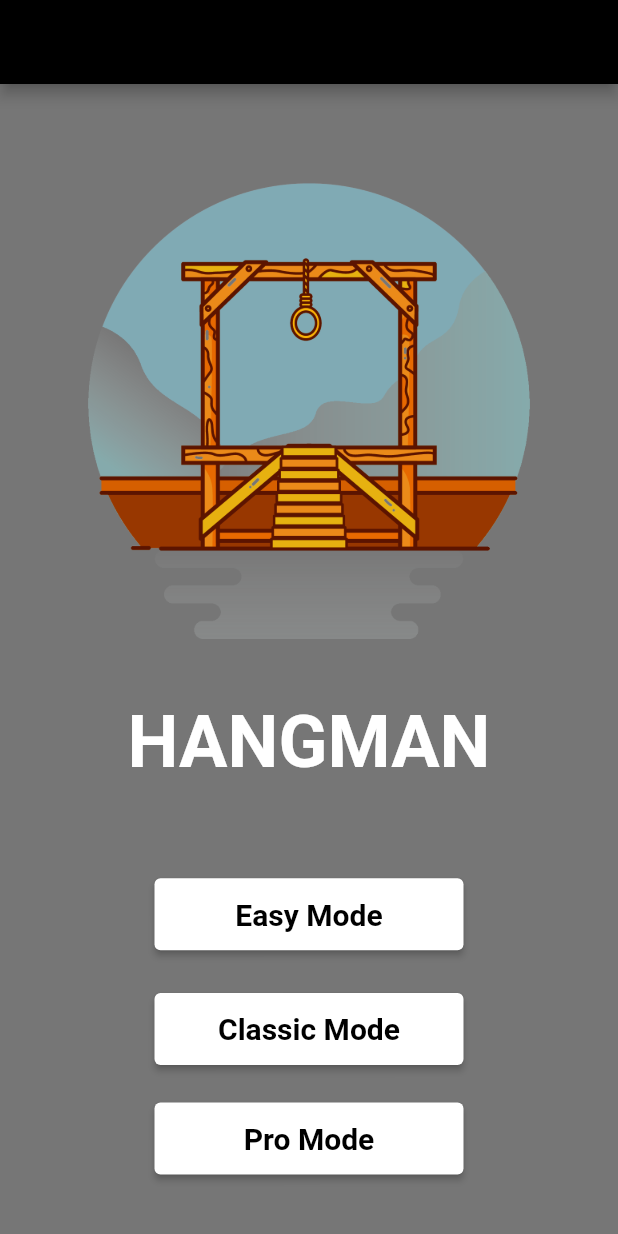
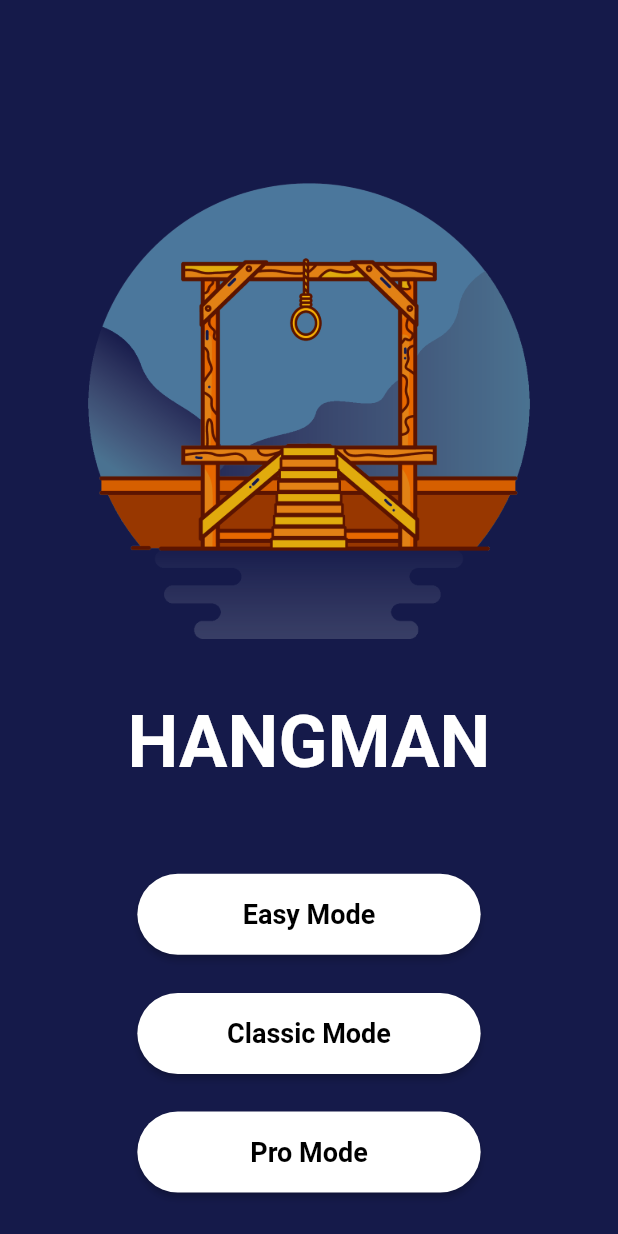
Before and after one commit to Exalter104/Hangman-Game--For-FYP, a Flutter app: the screen it shows after launch, after a tap on "PLAY", on a phone screen of 412 x 824 dp. Run offline on Flutter 3.47's test engine with Material 2 defaults, Android fonts, the light colour scheme and no system bars; drawn by our look-alikes of animated_text_kit, avatar_glow; our stand-ins replace dropdown_button2, page_transition, sqflite; accounts and stored records are empty; Roboto replaces fonts that are missing (Abel, Horizon).

Commit message:
Hangman Feat:Timer + ui is updated

```diff
--- a/hangman_app_fyp/lib/game_screen/Categories screens/food_category.dart
+++ b/hangman_app_fyp/lib/game_screen/Categories screens/food_category.dart
@@ -420,8 +420,8 @@ class _FoodCategoryState extends State<FoodCategory> {
                       )),
                 ),
               ]),
-              Row(
-                children: const [],
+              const Row(
+                children: [],
               ),
               Container(
                 decoration: BoxDecoration(
--- a/hangman_app_fyp/lib/game_screen/Categories screens/fruits_categories.dart
+++ b/hangman_app_fyp/lib/game_screen/Categories screens/fruits_categories.dart
@@ -421,8 +421,8 @@ class _FruitsCategoryState extends State<FruitsCategory> {
                       )),
                 ),
               ]),
-              Row(
-                children: const [],
+              const Row(
+                children: [],
               ),
               Container(
                 decoration: BoxDecoration(
--- a/hangman_app_fyp/lib/game_screen/Categories screens/language_category.dart
+++ b/hangman_app_fyp/lib/game_screen/Categories screens/language_category.dart
@@ -422,8 +422,8 @@ class _LanguageCategoryState extends State<LanguageCategory> {
                       )),
                 ),
               ]),
-              Row(
-                children: const [],
+              const Row(
+                children: [],
               ),
               Container(
                 decoration: BoxDecoration(
--- a/hangman_app_fyp/lib/game_screen/Categories screens/sports_category.dart
+++ b/hangman_app_fyp/lib/game_screen/Categories screens/sports_category.dart
@@ -421,8 +421,8 @@ class _SportCategoryState extends State<SportCategory> {
                       )),
                 ),
               ]),
-              Row(
-                children: const [],
+              const Row(
+                children: [],
               ),
               Container(
                 decoration: BoxDecoration(
--- a/hangman_app_fyp/lib/initials Screens/gamestartpage.dart
+++ b/hangman_app_fyp/lib/initials Screens/gamestartpage.dart
@@ -1,5 +1,5 @@
 import 'package:flutter/material.dart';
-import 'package:google_fonts/google_fonts.dart';
+// import 'package:google_fonts/google_fonts.dart';
 import 'package:avatar_glow/avatar_glow.dart';
 import 'package:hangman_app_fyp/initials%20Screens/modes.dart';
 import 'package:page_transition/page_transition.dart';
@@ -16,10 +16,11 @@ class _GameStartPageState extends State<GameStartPage> {
   Widget build(BuildContext context) {
     return Scaffold(
       appBar: AppBar(
+        elevation: 0,
         automaticallyImplyLeading: false,
-        backgroundColor: Colors.black,
+        backgroundColor: const Color.fromARGB(255, 21, 26, 74),
       ),
-      backgroundColor: const Color.fromARGB(255, 118, 118, 118),
+      backgroundColor: const Color.fromARGB(255, 21, 26, 74),
       body: SafeArea(
         child: Column(
           children: [
@@ -32,9 +33,9 @@ class _GameStartPageState extends State<GameStartPage> {
             const SizedBox(
               height: 10,
             ),
-            Text(
+            const Text(
               "HANGMAN",
-              style: GoogleFonts.abel(
+              style: TextStyle(
                   color: Colors.white,
                   fontSize: 48,
                   fontWeight: FontWeight.bold),
--- a/hangman_app_fyp/lib/initials Screens/modes.dart
+++ b/hangman_app_fyp/lib/initials Screens/modes.dart
@@ -1,15 +1,10 @@
-// ignore_for_file: avoid_returning_null_for_void
-
 import 'package:flutter/material.dart';
-import 'package:google_fonts/google_fonts.dart';
+import 'package:hangman_app_fyp/game_screen/Categories%20screens/sports_category.dart';
 import 'package:hangman_app_fyp/game_screen/all_category_screen.dart';
-// import 'package:hangman_app_fyp/game_screen/categoryscreen.dart';
 import 'package:page_transition/page_transition.dart';
 
-import '../Utils/game_utils.dart';
-
 class Modes extends StatefulWidget {
-  const Modes({super.key});
+  const Modes({Key? key}) : super(key: key);
 
   @override
   State<Modes> createState() => _ModesState();
@@ -23,11 +18,13 @@ class _ModesState extends State<Modes> {
     return Scaffold(
       appBar: AppBar(
         automaticallyImplyLeading: false,
-        backgroundColor: Colors.black,
+        elevation: 0,
+        backgroundColor: const Color.fromARGB(255, 21, 26, 74),
       ),
-      backgroundColor: const Color.fromARGB(255, 118, 118, 118),
+      backgroundColor: const Color.fromARGB(255, 21, 26, 74),
       body: SafeArea(
-          child: Column(children: [
+        child: Column(
+          children: [
             const SizedBox(height: 10),
             Container(
               decoration: const BoxDecoration(
@@ -35,104 +32,125 @@ class _ModesState extends State<Modes> {
                   topLeft: Radius.circular(10),
                   topRight: Radius.circular(20),
                   bottomLeft: Radius.circular(30),
-                bottomRight: Radius.circular(40)),
+                  bottomRight: Radius.circular(40),
+                ),
               ),
               child: const Image(
                 height: 400,
                 width: 400,
-              image: AssetImage(
-                "images/gallow.png",
-              )),
+                image: AssetImage("images/gallow.png"),
               ),
-        Text(
+            ),
+            const Text(
               "HANGMAN",
-          style: GoogleFonts.abel(
-              color: Colors.white, fontSize: 48, fontWeight: FontWeight.bold),
+              style: TextStyle(
+                color: Colors.white,
+                fontSize: 48,
+                fontWeight: FontWeight.bold,
               ),
-        const SizedBox(
-          height: 30,
             ),
+            const SizedBox(height: 30),
             Container(
               width: MediaQuery.of(context).size.width,
               height: 90,
-            decoration: const BoxDecoration(
-                // color: Colors.black12,
+              decoration: BoxDecoration(
+                // Update the background color for the container
+
+                borderRadius: BorderRadius.circular(10),
               ),
-            child:
-                Column(mainAxisAlignment: MainAxisAlignment.center, children: [
-              const SizedBox(
-                height: 5,
+              child: Column(
+                mainAxisAlignment: MainAxisAlignment.center,
+                children: [
+                  const SizedBox(height: 5),
+                  Container(
+                    height: 54,
+                    margin: const EdgeInsets.only(top: 20),
+                    width: MediaQuery.of(context).size.width / 1.8,
+                    child: ElevatedButton(
+                      style: ElevatedButton.styleFrom(
+                        backgroundColor: Colors.white,
+                        shape: RoundedRectangleBorder(
+                          borderRadius: BorderRadius.circular(30),
+                        ),
+                      ),
+                      onPressed: () => Navigator.of(context).push(
+                        PageTransition(
+                          child: const SportCategory(),
+                          type: PageTransitionType.rightToLeft,
+                          duration: const Duration(milliseconds: 600),
+                          reverseDuration: const Duration(milliseconds: 600),
+                        ),
+                      ),
+                      child: const Text(
+                        "Easy Mode",
+                        style: TextStyle(
+                          fontSize: 18,
+                          color: Colors.black,
+                          fontWeight: FontWeight.bold,
+                        ),
+                      ),
+                    ),
+                  ),
+                ],
+              ),
             ),
             Container(
-                height: 48,
+              height: 54,
               margin: const EdgeInsets.only(top: 20),
-                width: MediaQuery.of(context).size.width / 2,
+              width: MediaQuery.of(context).size.width / 1.8,
               child: ElevatedButton(
-                    style: ButtonStyle(
-                      backgroundColor:
-                          MaterialStateProperty.all<Color>(Colors.white),
+                style: ElevatedButton.styleFrom(
+                  backgroundColor: Colors.white,
+                  shape: RoundedRectangleBorder(
+                    borderRadius: BorderRadius.circular(30),
                   ),
-                    onPressed: () => Navigator.of(context).push(PageTransition(
-                        child: AllCAtegories(),
+                ),
+                onPressed: () => Navigator.of(context).push(
+                  PageTransition(
+                    child: const AllCAtegories(),
                     type: PageTransitionType.rightToLeft,
                     duration: const Duration(milliseconds: 600),
-                        reverseDuration: const Duration(milliseconds: 600))),
-                    child: Center(
-                        child: Text(
-                      "Easy Mode",
-                      style: gameTextStyle(20,
-                          const Color.fromARGB(255, 0, 0, 0), FontWeight.bold),
-                    ))),
+                    reverseDuration: const Duration(milliseconds: 600),
                   ),
-            ])),
+                ),
+                child: const Text(
+                  "Classic Mode",
+                  style: TextStyle(
+                    fontSize: 18,
+                    color: Colors.black,
+                    fontWeight: FontWeight.bold,
+                  ),
+                ),
+              ),
+            ),
+            const SizedBox(height: 5),
             Container(
-          height: 48,
+              height: 54,
               margin: const EdgeInsets.only(top: 20),
-          width: MediaQuery.of(context).size.width / 2,
+              width: MediaQuery.of(context).size.width / 1.8,
               child: ElevatedButton(
-              style: ButtonStyle(
-                backgroundColor: MaterialStateProperty.all<Color>(Colors.white),
+                style: ElevatedButton.styleFrom(
+                  backgroundColor: Colors.white,
+                  shape: RoundedRectangleBorder(
+                    borderRadius: BorderRadius.circular(30),
+                  ),
                 ),
                 onPressed: () {
-                null;
+                  // Add functionality for Pro Mode
                 },
-              // Navigator.of(context).push(PageTransition(
-              //     child: const(){},
-              //     type: PageTransitionType.rightToLeft,
-              //     duration: const Duration(milliseconds: 600),
-              //     reverseDuration: const Duration(milliseconds: 600))),
-              child: Center(
-                  child: Text(
-                "Classic Mode",
-                style: gameTextStyle(
-                    20, const Color.fromARGB(255, 0, 0, 0), FontWeight.bold),
-              ))),
+                child: const Text(
+                  "Pro Mode",
+                  style: TextStyle(
+                    fontSize: 18,
+                    color: Colors.black,
+                    fontWeight: FontWeight.bold,
                   ),
-        const SizedBox(
-          height: 5,
                 ),
-        Container(
-          height: 48,
-          margin: const EdgeInsets.only(top: 20),
-          width: MediaQuery.of(context).size.width / 2,
-          child: ElevatedButton(
-              style: ButtonStyle(
-                backgroundColor: MaterialStateProperty.all<Color>(Colors.white),
               ),
-              onPressed: () => null,
-              // Navigator.of(context).push(PageTransition(
-              //     child: const GameStartPage(),
-              //     type: PageTransitionType.rightToLeft,
-              //     duration: const Duration(milliseconds: 600),
-              //     reverseDuration: const Duration(milliseconds: 600))),
-              child: Center(
-                  child: Text(
-                "Pro Mode",
-                style: gameTextStyle(
-                    20, const Color.fromARGB(255, 0, 0, 0), FontWeight.bold),
-              ))),
             ),
-      ])),
+          ],
+        ),
+      ),
     );
   }
 }
--- a/hangman_app_fyp/lib/initials Screens/splashscreen.dart
+++ b/hangman_app_fyp/lib/initials Screens/splashscreen.dart
@@ -2,7 +2,7 @@ import 'dart:async';
 
 import 'package:flutter/material.dart';
 import 'package:animated_text_kit/animated_text_kit.dart';
-import 'package:google_fonts/google_fonts.dart';
+// import 'package:google_fonts/google_fonts.dart';
 import 'package:hangman_app_fyp/initials%20Screens/gamestartpage.dart';
 import 'package:page_transition/page_transition.dart';
 
@@ -30,20 +30,19 @@ class _SplashScreenState extends State<SplashScreen> {
   Widget build(BuildContext context) {
     return Scaffold(
       appBar: AppBar(
+        elevation: 0,
+        backgroundColor: const Color.fromARGB(255, 21, 26, 74),
         automaticallyImplyLeading: false,
-        backgroundColor: Colors.black,
       ),
-      backgroundColor: const Color.fromARGB(255, 118, 118, 118),
+      backgroundColor: const Color.fromARGB(255, 21, 26, 74),
       body: Column(
-        mainAxisAlignment: MainAxisAlignment.center,
-        crossAxisAlignment: CrossAxisAlignment.center,
+        // mainAxisAlignment: MainAxisAlignment.center,
+        // crossAxisAlignment: CrossAxisAlignment.center,
         children: [
           const Image(image: AssetImage("images/gallow.png")),
-          Row(
-            mainAxisSize: MainAxisSize.min,
-            children: <Widget>[
-              // const SizedBox(width: 20.0, height: 100.0),
-              // const SizedBox(width: 20.0, height: 100.0),
+          const SizedBox(
+            height: 140,
+          ),
           DefaultTextStyle(
             style: const TextStyle(
               fontSize: 40.0,
@@ -54,7 +53,7 @@ class _SplashScreenState extends State<SplashScreen> {
                   animatedTexts: [
                     WavyAnimatedText(
                       'HANGMAN',
-                          textStyle: GoogleFonts.abel(
+                      textStyle: const TextStyle(
                           color: Colors.white,
                           fontSize: 48,
                           fontWeight: FontWeight.bold),
@@ -66,8 +65,6 @@ class _SplashScreenState extends State<SplashScreen> {
                       duration: const Duration(milliseconds: 800),
                       reverseDuration: const Duration(milliseconds: 800)))),
             ),
-              ),
-            ],
           )
         ],
       ),
```
Also changed, not shown: hangman_app_fyp/lib/game_screen/Categories screens/countries_category.dart (+56 -14 lines), hangman_app_fyp/lib/game_screen/all_category_screen.dart (+86 -64 lines), hangman_app_fyp/lib/game_screen/hangman_database.dart (added, +44 -0 lines), hangman_app_fyp/pubspec.yaml (+5 -7 lines), hangman_app_fyp/pubspec.lock, 2 other files. Lines whose indentation alone changed are shown as unchanged.
